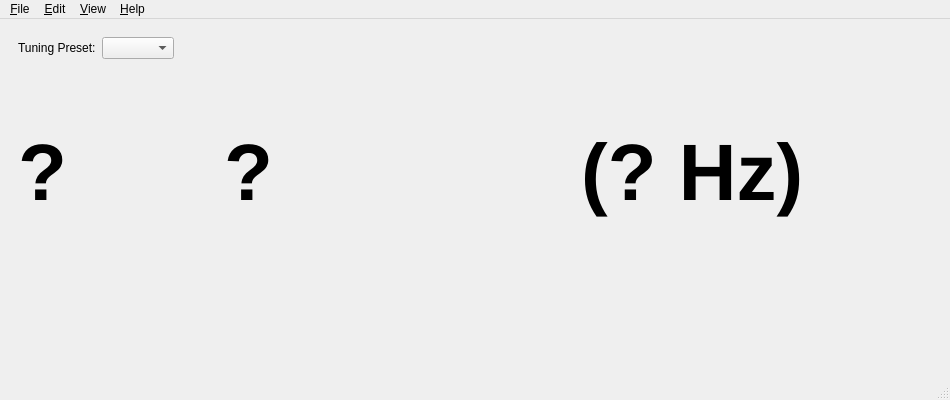
The window that src/UIMain.ui (jolange/qTuner) describes before a commit, drawn with Qt 5.
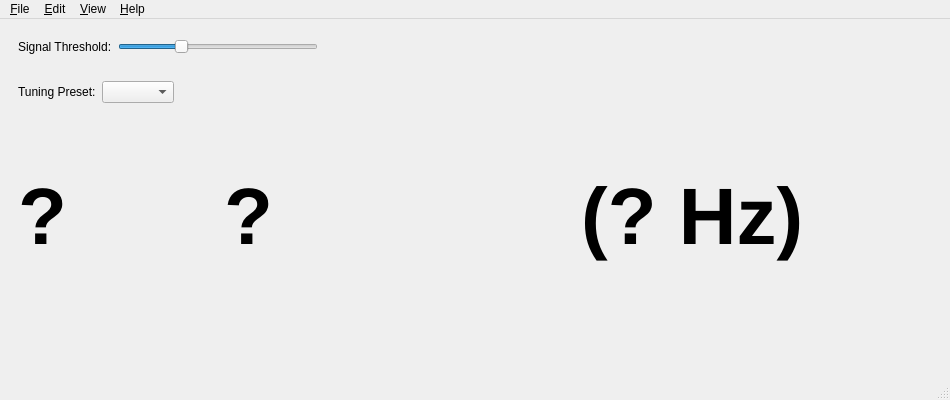
The same window after the commit.

Commit message: threshold slider in UI

The edit to the form file:
```diff
--- a/src/UIMain.ui
+++ b/src/UIMain.ui
@@ -38,6 +38,60 @@
    <layout class="QVBoxLayout" name="verticalLayout">
     <item>
      <layout class="QVBoxLayout" name="verticalLayout_2">
+      <item>
+       <widget class="QWidget" name="settingsWidget" native="true">
+        <layout class="QHBoxLayout" name="horizontalLayout_6">
+         <item>
+          <widget class="QLabel" name="label_2">
+           <property name="text">
+            <string>Signal Threshold:</string>
+           </property>
+          </widget>
+         </item>
+         <item>
+          <widget class="QSlider" name="sliderThreshold">
+           <property name="sizePolicy">
+            <sizepolicy hsizetype="Fixed" vsizetype="Fixed">
+             <horstretch>0</horstretch>
+             <verstretch>0</verstretch>
+            </sizepolicy>
+           </property>
+           <property name="minimumSize">
+            <size>
+             <width>200</width>
+             <height>0</height>
+            </size>
+           </property>
+           <property name="sliderPosition">
+            <number>30</number>
+           </property>
+           <property name="tracking">
+            <bool>false</bool>
+           </property>
+           <property name="orientation">
+            <enum>Qt::Horizontal</enum>
+           </property>
+           <property name="tickPosition">
+            <enum>QSlider::NoTicks</enum>
+           </property>
+          </widget>
+         </item>
+         <item>
+          <spacer name="horizontalSpacer_4">
+           <property name="orientation">
+            <enum>Qt::Horizontal</enum>
+           </property>
+           <property name="sizeHint" stdset="0">
+            <size>
+             <width>40</width>
+             <height>20</height>
+            </size>
+           </property>
+          </spacer>
+         </item>
+        </layout>
+       </widget>
+      </item>
       <item>
        <widget class="QWidget" name="widgetPresets" native="true">
         <layout class="QHBoxLayout" name="horizontalLayout_3">
```
The commit also changes 4 other files.
